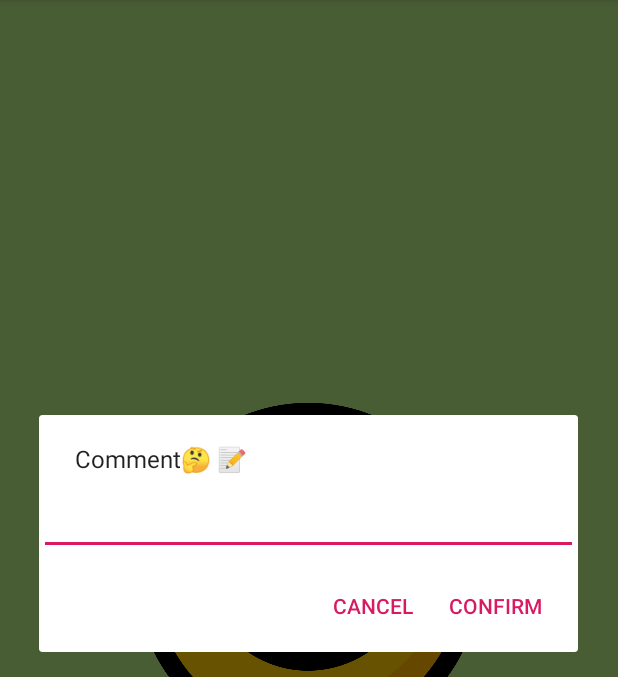
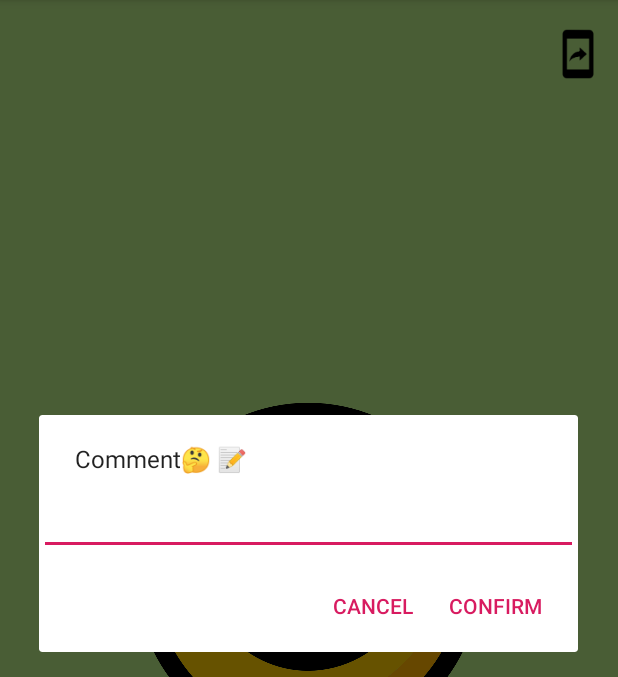
Before and after one commit to mutwakilmo/MoodTracker, an Android app: the MainActivity screen opened directly, with no data from a screen before it, after a tap on "Add Comment Button", on a phone screen of 412 x 824 dp, the part 84-761 px from its top. Run offline under Robolectric (Android 15) with nearby library versions, the phone set to English and light mode, and no system bars.

Commit message:
share Button and update

```diff
--- a/app/src/main/java/com/mutwakilmo/android/moodtracker/ui/MainActivity.java
+++ b/app/src/main/java/com/mutwakilmo/android/moodtracker/ui/MainActivity.java
@@ -1,6 +1,7 @@
 package com.mutwakilmo.android.moodtracker.ui;
 
 import android.content.DialogInterface;
+import android.content.Intent;
 import android.content.SharedPreferences;
 import android.media.MediaPlayer;
 import android.os.Bundle;
@@ -24,6 +25,7 @@ public class MainActivity extends AppCompatActivity implements GestureDetector.O
     private ImageView moodImageView;
     private ImageButton moodHistoryButton;
     private ImageButton addCommentButton;
+    private ImageButton shareAppButton;
     private GestureDetectorCompat mDetector;
     private RelativeLayout parentRelativeLayout;
 
@@ -42,13 +44,14 @@ public class MainActivity extends AppCompatActivity implements GestureDetector.O
         parentRelativeLayout = findViewById(R.id.parent_relative_layout);
         addCommentButton = findViewById(R.id.btn_add_comment);
         moodHistoryButton = findViewById(R.id.btn_mood_history);
+        shareAppButton = findViewById(R.id.imageButton);
 
         mDetector = new GestureDetectorCompat(this,this);
 
         changeUiForMood(currentMoodIndex);
 
 
-        /*******************************Add comment to the Mood********************************/
+        //*****************************Add comment to the Mood********************************/
 
         addCommentButton.setOnClickListener(new View.OnClickListener() {
             @Override
@@ -85,6 +88,18 @@ public class MainActivity extends AppCompatActivity implements GestureDetector.O
 
 
 
+            }
+        });
+
+        //Share your mood Button
+        shareAppButton.setOnClickListener(new View.OnClickListener() {
+            @Override
+            public void onClick(View v) {
+                Intent sendIntent = new Intent();
+                sendIntent.setAction(Intent.ACTION_SEND);
+                sendIntent.putExtra(Intent.EXTRA_TEXT, "Hello! I would like to share with you my mood of the day from MoodTracker App and Today my Mood is... ");
+                sendIntent.setType("text/plain");
+                startActivity(Intent.createChooser(sendIntent, getResources().getText(R.string.send_To)));
             }
         });
 
@@ -144,7 +159,7 @@ public class MainActivity extends AppCompatActivity implements GestureDetector.O
         return true;
     }
 
-    /************************* change mood methods***************************************/
+    //************************* change mood methods***************************************/
     private void changeUiForMood(int currentMoodIndex) {
         moodImageView.setImageResource(Constants.moodImagesArray[currentMoodIndex]);
         parentRelativeLayout.setBackgroundResource(Constants.moodColorsArray[currentMoodIndex]);
--- a/app/src/main/res/layout/activity_main.xml
+++ b/app/src/main/res/layout/activity_main.xml
@@ -6,7 +6,8 @@
     android:layout_height="match_parent"
     tools:context=".ui.MainActivity"
     android:id="@+id/parent_relative_layout"
-    android:background="@color/colorHappy">
+    android:background="@color/colorHappy"
+    >
 
     <ImageView
         android:layout_width="wrap_content"
@@ -38,4 +39,18 @@
         android:background="@null"
         android:contentDescription="@string/mood_history_button"
         android:src="@drawable/ic_history_black" />
+
+    <ImageButton
+        android:id="@+id/imageButton"
+        android:layout_width="43dp"
+        android:layout_height="39dp"
+        android:layout_alignParentEnd="true"
+        android:layout_marginStart="16dp"
+        android:layout_marginLeft="16dp"
+        android:layout_marginTop="16dp"
+        android:layout_marginEnd="5dp"
+        android:layout_marginRight="16dp"
+        android:layout_marginBottom="16dp"
+        android:background="@null"
+        android:src="@drawable/ic_mobile_screen_share" />
 </RelativeLayout>
--- a/app/src/main/res/values/strings.xml
+++ b/app/src/main/res/values/strings.xml
@@ -7,6 +7,7 @@
     <string name="yesterday">Yesterday</string>
     <string name="today">Today</string>
     <string name="days_ago">days ago</string>
+    <string name="send_To">Send To</string>
 
     <plurals name="daysInHistoryScreen">
         <item quantity="zero"></item>
```
Also changed, not shown: app/src/main/res/drawable-xhdpi/ic_mobile_screen_share.png (added), app/src/main/res/drawable-xhdpi/ic_share.png (added), app/src/main/res/drawable-xxhdpi/ic_mobile_screen_share.png (added), app/src/main/res/drawable-xxhdpi/ic_share.png (added), app/src/main/res/drawable-xxxhdpi/ic_mobile_screen_share.png (added), app/src/main/res/drawable-xxxhdpi/ic_share.png (added), app/src/main/res/drawable/Screenshot_2.png (added), app/src/main/res/drawable/Screenshot_3.jpeg (added), app/src/main/res/drawable/Screenshot_4.png (added).
